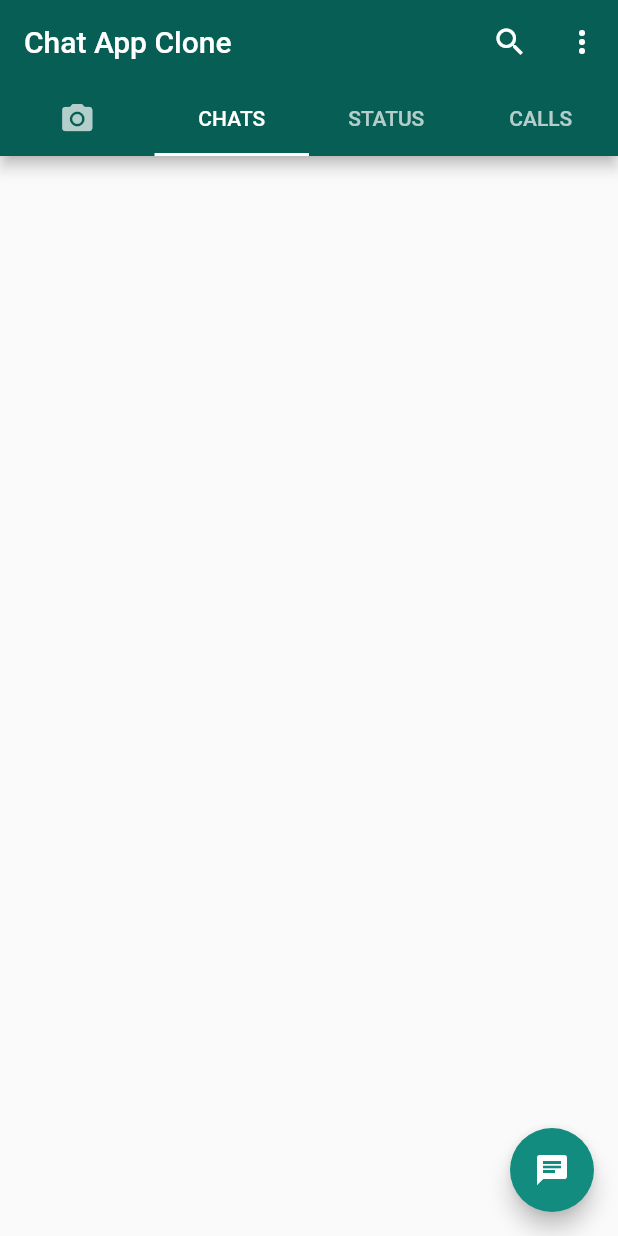
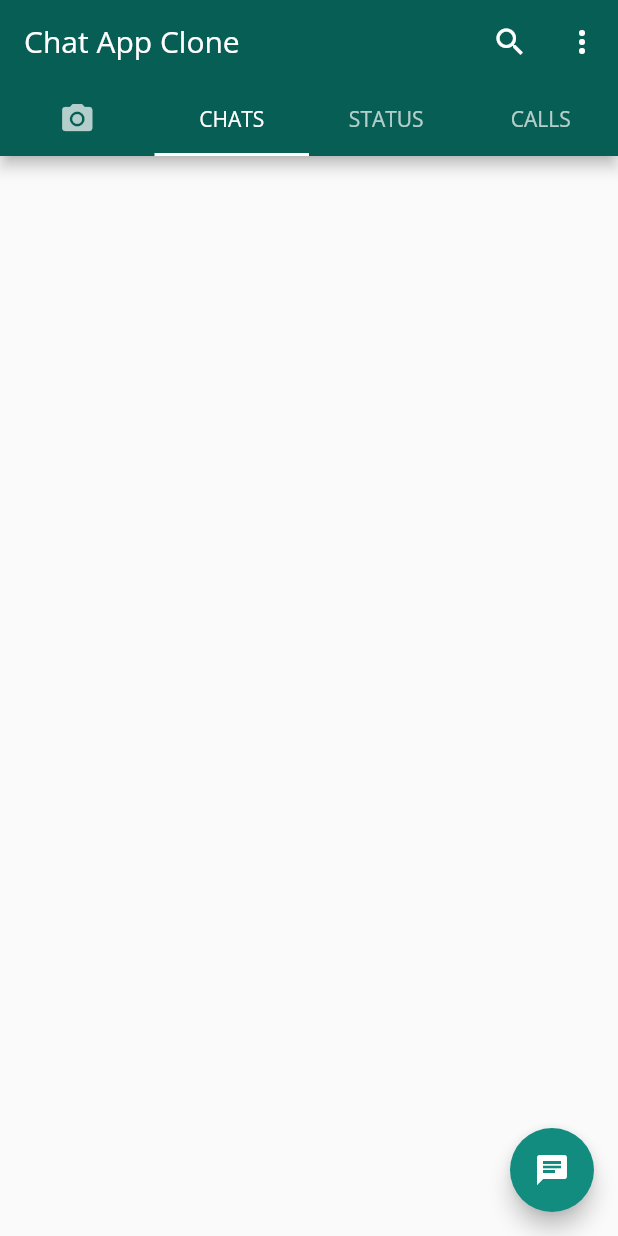
Before and after one commit to MDilankaN/chat_app, a Flutter app: the screen it shows after launch, on a phone screen of 412 x 824 dp. Run offline on Flutter 3.47's test engine with Material 2 defaults, Android fonts, the phone set to English and light mode, and no system bars.

Commit message:
OpenSans added

```diff
--- a/lib/main.dart
+++ b/lib/main.dart
@@ -11,8 +11,9 @@ class MyApp extends StatelessWidget {
   Widget build(BuildContext context) {
     return MaterialApp(
       debugShowCheckedModeBanner: false,
-      title: 'Chat App Clone',
+      // title: 'Chat App Clone',
       theme: ThemeData(
+          fontFamily: "OpenSans",
           primaryColor: const Color(0xff075e54),
           accentColor: const Color(0xff128c7e)),
       home: const MyHomePage(title: 'Chat App Clone'),
```
Also changed, not shown: pubspec.yaml (+7 -6 lines), fonts/OpenSans-Bold.ttf (added), fonts/OpenSans-Italic.ttf (added), fonts/OpenSans-Regular.ttf (added).
